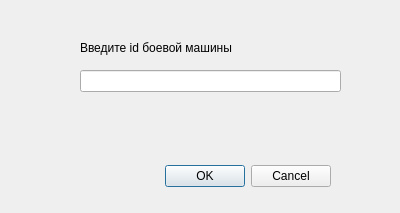
Old version of the form BM/deldialog.ui in the repository Zioba/MBU-BM.
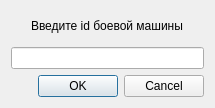
New version of the form.

What changed in the file:
```diff
--- a/BM/deldialog.ui
+++ b/BM/deldialog.ui
@@ -6,38 +6,37 @@
    <rect>
     <x>0</x>
     <y>0</y>
-    <width>400</width>
-    <height>213</height>
+    <width>215</width>
+    <height>108</height>
    </rect>
   </property>
+  <property name="maximumSize">
+   <size>
+    <width>215</width>
+    <height>108</height>
+   </size>
+  </property>
   <property name="windowTitle">
    <string>Dialog</string>
   </property>
-  <widget class="QDialogButtonBox" name="buttonBox">
-   <property name="geometry">
-    <rect>
-     <x>-10</x>
-     <y>160</y>
-     <width>341</width>
-     <height>32</height>
-    </rect>
-   </property>
+  <layout class="QGridLayout" name="gridLayout_2">
+   <item row="0" column="0">
+    <layout class="QGridLayout" name="gridLayout">
+     <item row="0" column="0">
+      <spacer name="horizontalSpacer">
    <property name="orientation">
     <enum>Qt::Horizontal</enum>
    </property>
-   <property name="standardButtons">
-    <set>QDialogButtonBox::Cancel|QDialogButtonBox::Ok</set>
-   </property>
-  </widget>
+       <property name="sizeHint" stdset="0">
+        <size>
+         <width>40</width>
+         <height>20</height>
+        </size>
+       </property>
+      </spacer>
+     </item>
+     <item row="0" column="1">
   <widget class="QLabel" name="messLabel">
-   <property name="geometry">
-    <rect>
-     <x>80</x>
-     <y>40</y>
-     <width>263</width>
-     <height>16</height>
-    </rect>
-   </property>
    <property name="text">
     <string>Введите id боевой машины</string>
    </property>
@@ -45,16 +44,36 @@
     <bool>false</bool>
    </property>
   </widget>
-  <widget class="QLineEdit" name="lineEdit">
-   <property name="geometry">
-    <rect>
-     <x>80</x>
-     <y>70</y>
-     <width>261</width>
-     <height>22</height>
-    </rect>
-   </property>
-  </widget>
+     </item>
+     <item row="0" column="2">
+      <spacer name="horizontalSpacer_2">
+       <property name="orientation">
+        <enum>Qt::Horizontal</enum>
+       </property>
+       <property name="sizeHint" stdset="0">
+        <size>
+         <width>40</width>
+         <height>20</height>
+        </size>
+       </property>
+      </spacer>
+     </item>
+     <item row="1" column="0" colspan="3">
+      <widget class="QLineEdit" name="lineEdit"/>
+     </item>
+    </layout>
+   </item>
+   <item row="1" column="0">
+    <widget class="QDialogButtonBox" name="buttonBox">
+     <property name="orientation">
+      <enum>Qt::Horizontal</enum>
+     </property>
+     <property name="standardButtons">
+      <set>QDialogButtonBox::Cancel|QDialogButtonBox::Ok</set>
+     </property>
+    </widget>
+   </item>
+  </layout>
  </widget>
  <resources/>
  <connections>
```
Left out of the diff: 2 changed lines with no effect on the pictures. Lines whose indentation alone changed are shown as unchanged.
